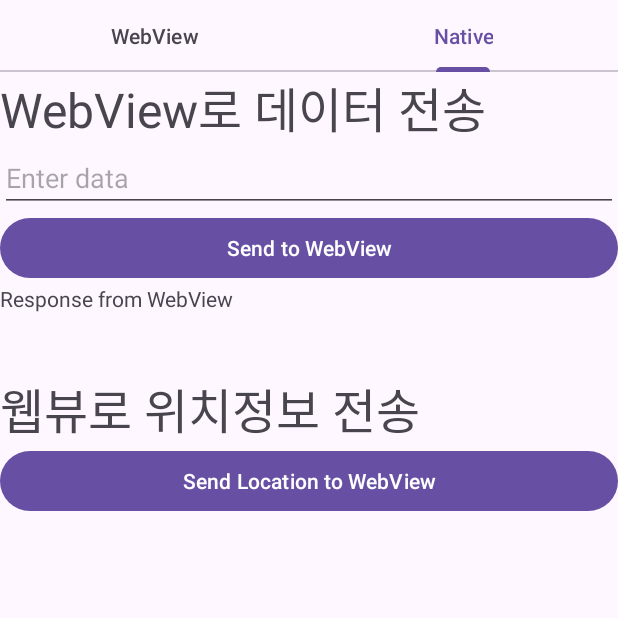
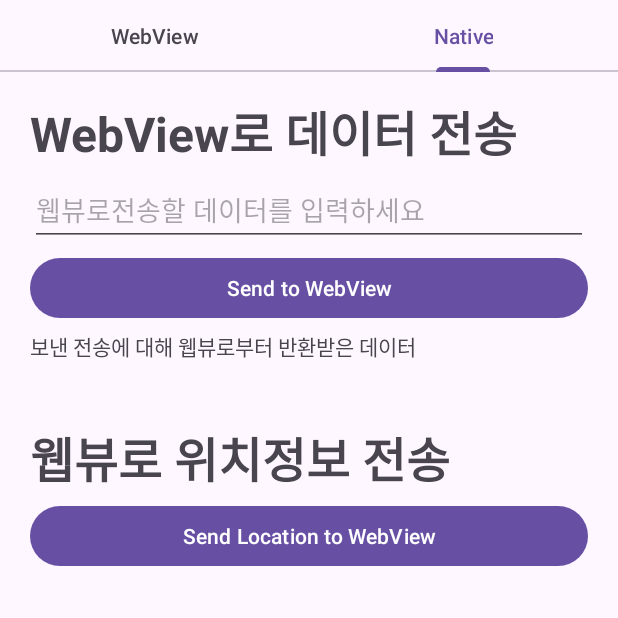
Before and after one commit to KeunyoungSong/Hybrid-App, an Android app: the screen it shows after launch (MainActivity), tab 2 chosen, on a phone screen of 412 x 824 dp, the top half of it. Run offline under Robolectric (Android 15) with nearby library versions, the phone set to English and light mode, and no system bars.

Commit message:
UI 개선

```diff
--- a/app/src/main/res/layout/fragment_native.xml
+++ b/app/src/main/res/layout/fragment_native.xml
@@ -6,19 +6,23 @@
     android:layout_width="match_parent"
     android:layout_height="match_parent"
     android:orientation="vertical"
+    android:paddingHorizontal="20dp"
+    android:paddingVertical="16dp"
     tools:context=".NativeFragment">
 
     <TextView
         android:layout_width="match_parent"
         android:layout_height="wrap_content"
         android:text="WebView로 데이터 전송"
-        android:textSize="32sp" />
+        android:textSize="32sp"
+        android:textStyle="bold" />
 
     <EditText
         android:id="@+id/editTextData"
         android:layout_width="match_parent"
         android:layout_height="wrap_content"
-        android:hint="Enter data"
+        android:layout_marginTop="4dp"
+        android:hint="웹뷰로전송할 데이터를 입력하세요"
         app:layout_constraintEnd_toEndOf="parent"
         app:layout_constraintStart_toStartOf="parent"
         app:layout_constraintTop_toTopOf="parent" />
@@ -27,6 +31,7 @@
         android:id="@+id/buttonSendData"
         android:layout_width="match_parent"
         android:layout_height="wrap_content"
+        android:layout_marginTop="4dp"
         android:text="Send to WebView"
         app:layout_constraintEnd_toEndOf="parent"
         app:layout_constraintStart_toStartOf="parent"
@@ -37,7 +42,8 @@
         android:id="@+id/textViewResponse"
         android:layout_width="match_parent"
         android:layout_height="wrap_content"
-        android:text="Response from WebView"
+        android:layout_marginTop="4dp"
+        android:text="보낸 전송에 대해 웹뷰로부터 반환받은 데이터"
         app:layout_constraintEnd_toEndOf="parent"
         app:layout_constraintStart_toStartOf="parent"
         app:layout_constraintTop_toBottomOf="@+id/buttonSendData" />
@@ -45,14 +51,16 @@
     <TextView
         android:layout_width="match_parent"
         android:layout_height="wrap_content"
+        android:layout_marginTop="40dp"
         android:text="웹뷰로 위치정보 전송"
-        android:layout_marginTop="40dp"
-        android:textSize="32sp" />
+        android:textSize="32sp"
+        android:textStyle="bold" />
 
     <Button
         android:id="@+id/buttonSendLocation"
         android:layout_width="match_parent"
         android:layout_height="wrap_content"
+        android:layout_marginTop="4dp"
         android:text="Send Location to WebView"
         app:layout_constraintEnd_toEndOf="parent"
         app:layout_constraintStart_toStartOf="parent"
```
